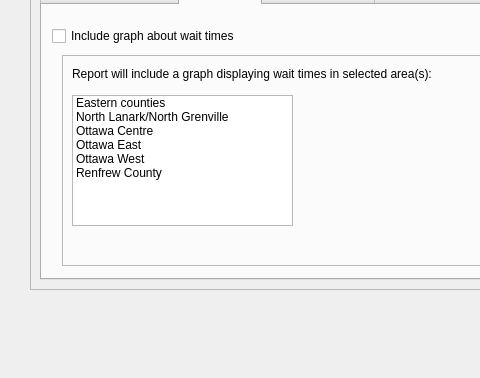
Qt form generatereport.ui (hummushaman/EOBCproject) before a commit; both pictures show x 0 to 480 and y 211 to 589 of the 856 by 589 pixel window.
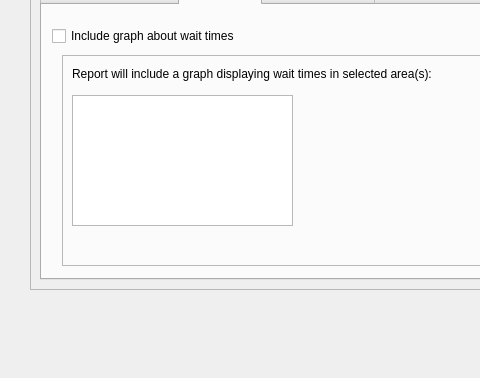
The same form after that commit. The open tabs and pages were chosen to show the change.

```diff
--- a/generatereport.ui
+++ b/generatereport.ui
@@ -467,36 +467,6 @@
         <property name="sortingEnabled">
          <bool>true</bool>
         </property>
-        <item>
-         <property name="text">
-          <string>Eastern counties</string>
-         </property>
-        </item>
-        <item>
-         <property name="text">
-          <string>North Lanark/North Grenville</string>
-         </property>
-        </item>
-        <item>
-         <property name="text">
-          <string>Ottawa Centre</string>
-         </property>
-        </item>
-        <item>
-         <property name="text">
-          <string>Ottawa East</string>
-         </property>
-        </item>
-        <item>
-         <property name="text">
-          <string>Ottawa West</string>
-         </property>
-        </item>
-        <item>
-         <property name="text">
-          <string>Renfrew County</string>
-         </property>
-        </item>
        </widget>
       </widget>
      </widget>
```
Left out of the diff: 52 changed lines with no effect on the pictures.
